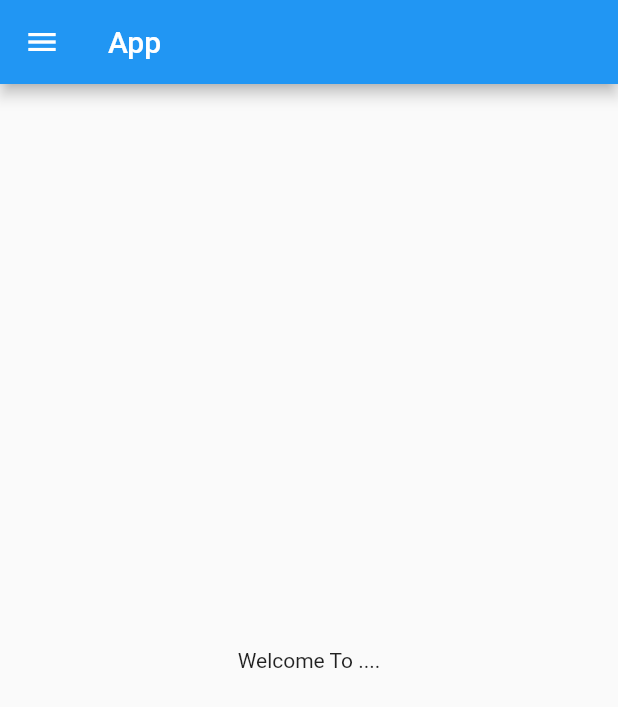
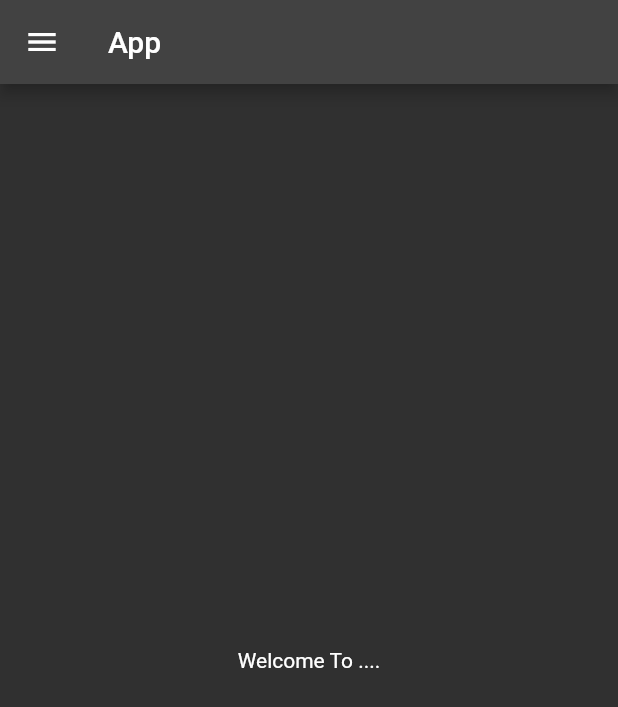
Before and after one commit to yutikgithub/My30DayOfflutter, a Flutter app: the screen it shows after launch, on a phone screen of 412 x 824 dp. Shown: the top 707 px of the screen. Run offline on Flutter 3.47's test engine with Material 2 defaults, Android fonts, the phone set to English and light mode, and no system bars.

Commit message:
day3 commited

```diff
--- a/lib/main.dart
+++ b/lib/main.dart
@@ -1,8 +1,9 @@
-import 'package:dayofflutter/home_page.dart';
+import 'package:dayofflutter/pages/home_page.dart';
+import 'package:dayofflutter/pages/login_page.dart';
 import 'package:flutter/material.dart';
 
 void main() {
-  runApp(MyApp());
+  runApp(const MyApp());
 }
 
 class MyApp extends StatelessWidget {
@@ -11,7 +12,18 @@
   @override
   Widget build(BuildContext context) {
     return MaterialApp(
-      home: HomePage(),
+      // home: HomePage(),
+      theme: ThemeData(primarySwatch: Colors.deepPurple),
+      themeMode: ThemeMode.dark,
+      darkTheme: ThemeData(brightness: Brightness.dark),
+
+      initialRoute: "/home",
+
+      routes: {
+        "/" : (context) => LoginPage(),
+        "/home" : (context) => HomePage(),
+      },
+
     );
   }
 }
--- a/lib/home_page.dart
+++ b/lib/pages/home_page.dart
@@ -7,12 +7,12 @@
   Widget build(BuildContext context) {
     return Scaffold(
       appBar: AppBar(
-        title: Text("App"),
+        title: const Text("App"),
       ),
-      body: Center(
+      body: const Center(
         child: Text("Welcome To ...."),
       ),
-      drawer: Drawer(),
+      drawer: const Drawer(),
     );
   }
 }
```
Also changed, not shown: lib/pages/login_page.dart (added, +14 -0 lines).
